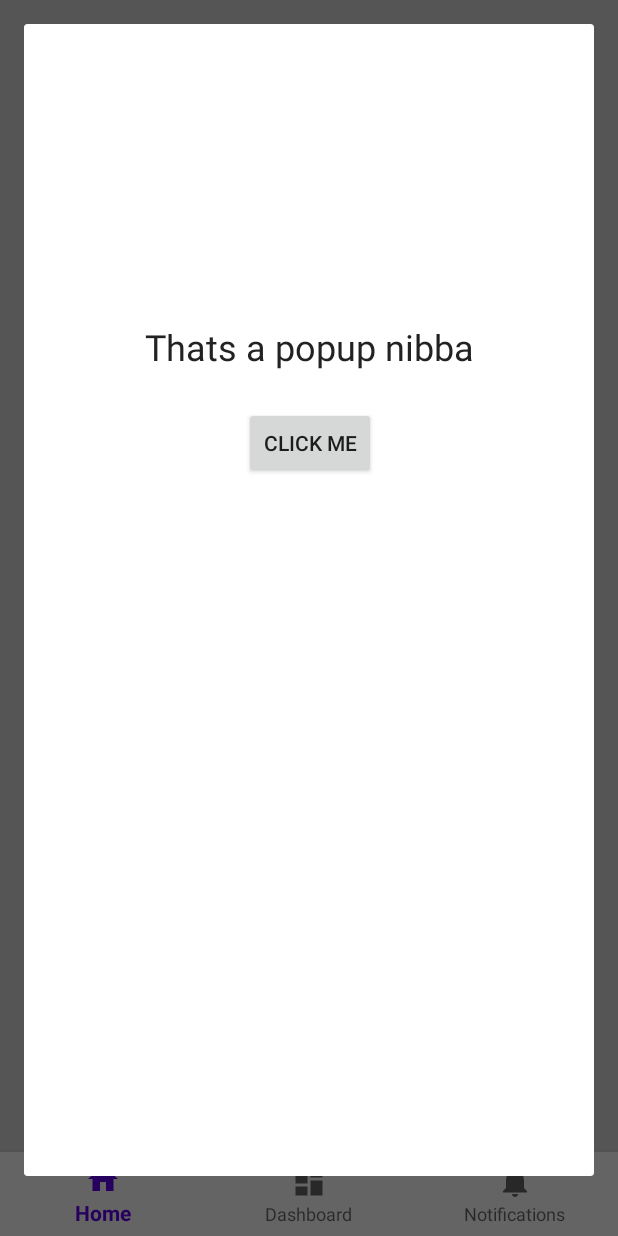
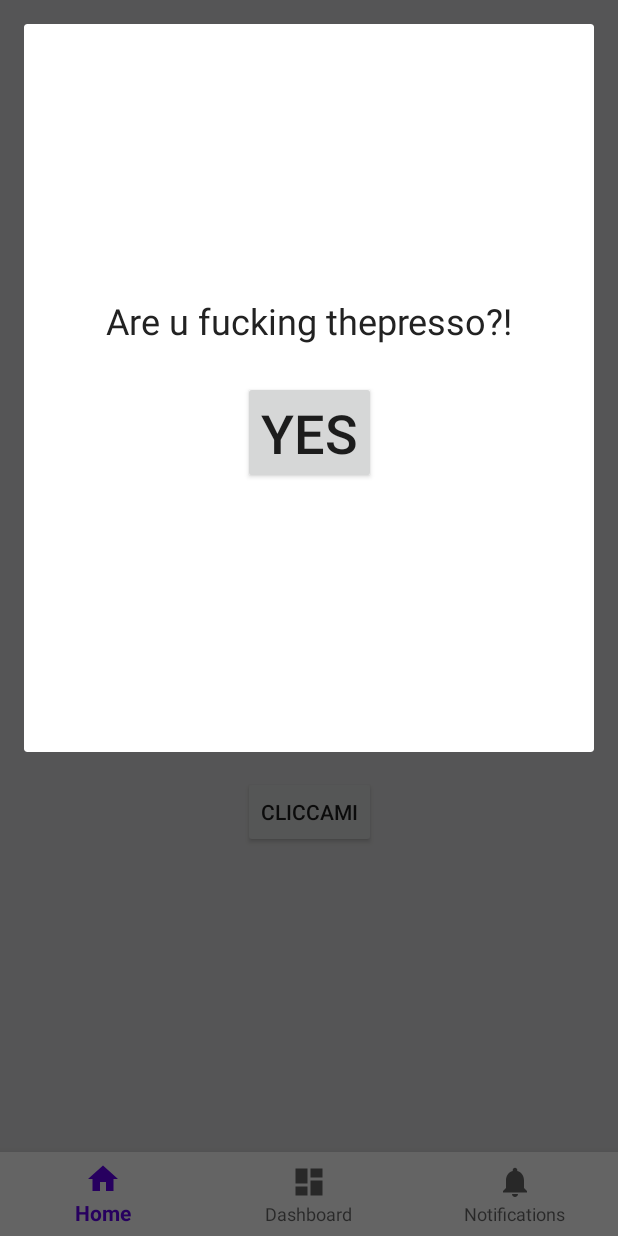
Before and after one commit to TheGhOsTz951/Mood-Diary, an Android app: the screen it shows after launch (MainActivity), after a tap on "CLICCAMI", on a phone screen of 412 x 824 dp. Run offline under Robolectric (Android 15) with nearby library versions, the phone set to English and light mode, and no system bars.

Commit message:
Popup position fix

```diff
--- a/app/src/main/java/com/sasso/mood_diary/ui/home/HomeFragment.java
+++ b/app/src/main/java/com/sasso/mood_diary/ui/home/HomeFragment.java
@@ -3,12 +3,9 @@ package com.sasso.mood_diary.ui.home;
 import android.app.Dialog;
 import android.content.Context;
 import android.content.SharedPreferences;
-import android.graphics.Color;
 import android.graphics.drawable.AnimationDrawable;
-import android.graphics.drawable.ColorDrawable;
 import android.os.Bundle;
 import android.os.CountDownTimer;
-import android.util.DisplayMetrics;
 import android.view.Gravity;
 import android.view.LayoutInflater;
 import android.view.View;
@@ -89,16 +86,17 @@ public class HomeFragment extends Fragment {
             }
         });
 
-        // TODO: Fixare grandezza e posizione form popup
         formPopup.show();
+
+        // Imposta il layout del popup
+        int[] coordinate = new int[2];
+        btnStart.getLocationInWindow(coordinate);
 
         WindowManager.LayoutParams wlp = formPopup.getWindow().getAttributes();
         wlp.gravity = Gravity.TOP;
-        wlp.height = 1200;
+        wlp.height = coordinate[1];
         wlp.width = WindowManager.LayoutParams.MATCH_PARENT;
-
         //wlp.flags &= ~WindowManager.LayoutParams.FLAG_DIM_BEHIND; Rimuove background opacita
-
         formPopup.getWindow().setAttributes(wlp);
     }
 
--- a/app/src/main/res/layout/form_popup.xml
+++ b/app/src/main/res/layout/form_popup.xml
@@ -9,21 +9,22 @@
         android:id="@+id/txtPop"
         android:layout_width="wrap_content"
         android:layout_height="wrap_content"
-        android:text="Thats a popup nibba"
+        android:text="Are u fucking thepresso?!"
         android:textColor="#222222"
         android:textSize="24sp"
         app:layout_constraintBottom_toBottomOf="parent"
         app:layout_constraintEnd_toEndOf="parent"
         app:layout_constraintStart_toStartOf="parent"
         app:layout_constraintTop_toTopOf="parent"
-        app:layout_constraintVertical_bias="0.26999998" />
+        app:layout_constraintVertical_bias="0.4" />
 
     <Button
         android:id="@+id/btnPop"
         android:layout_width="wrap_content"
         android:layout_height="wrap_content"
         android:layout_marginTop="24dp"
-        android:text="click me"
+        android:text="YES"
+        android:textSize="36sp"
         app:layout_constraintEnd_toEndOf="@+id/txtPop"
         app:layout_constraintStart_toStartOf="@+id/txtPop"
         app:layout_constraintTop_toBottomOf="@+id/txtPop" />
```
